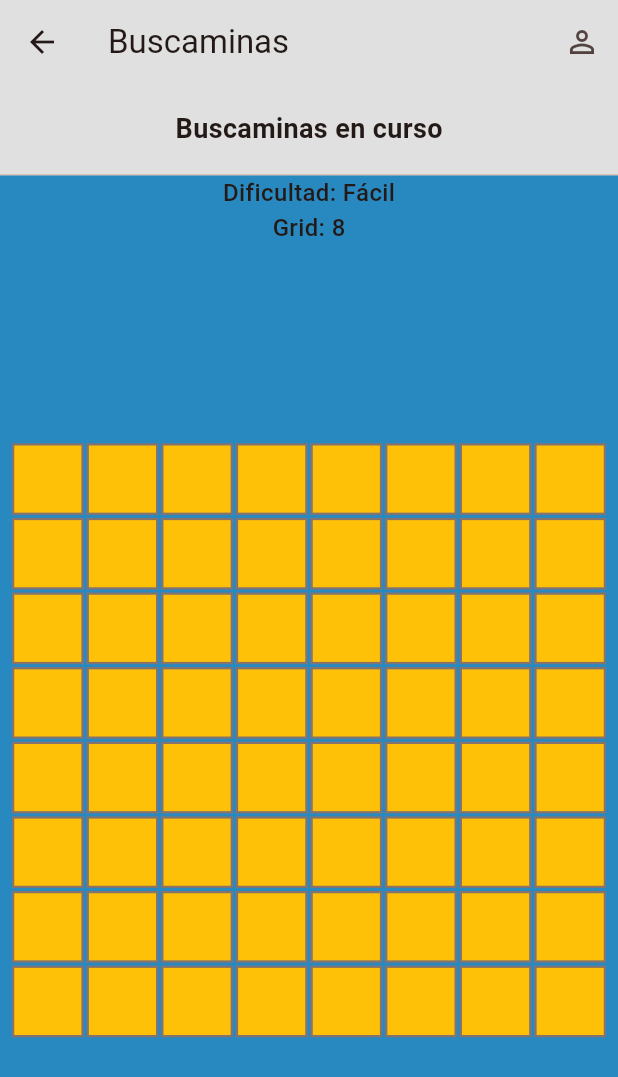
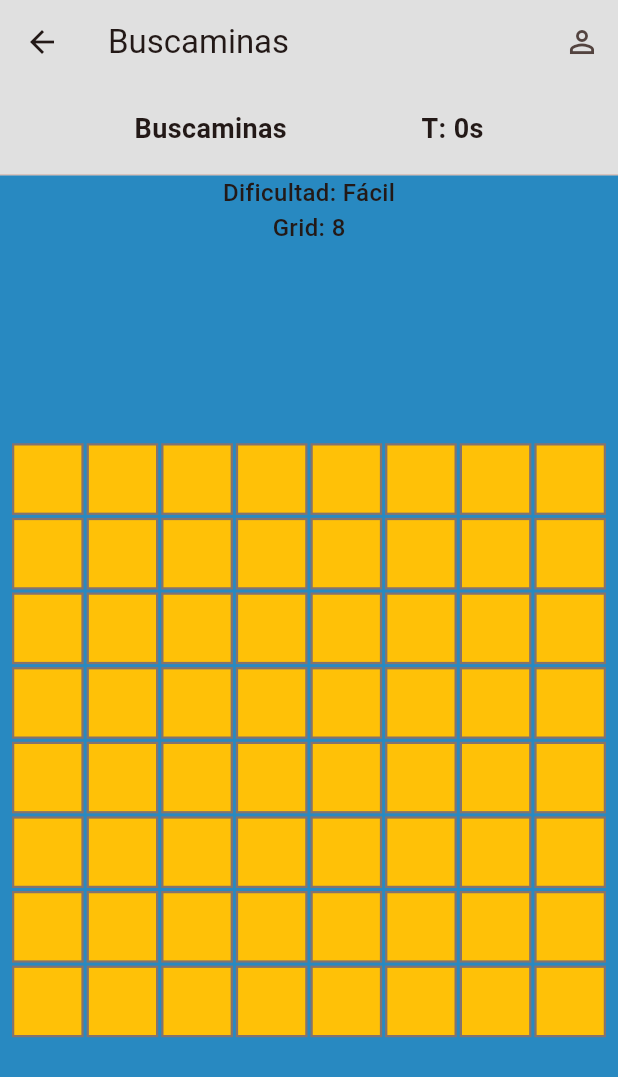
Before and after one commit to DavidMarvel-2409/3479A321_2021479302, a Flutter app: the MinesweeperScreen screen opened by its route, on a phone screen of 412 x 824 dp. Shown: the top 1077 px of the screen. Run offline on Flutter 3.47's test engine with Material 3 defaults, Android fonts, the phone set to English and light mode, and no system bars; our stand-ins replace logger, shared_preferences; accounts and stored records are empty.

Commit message:
Implementa temporizador y mejoras visuales del juego

```diff
--- a/lib/models/cell_model.dart
+++ b/lib/models/cell_model.dart
@@ -3,12 +3,12 @@ class CellModel {
   bool isBomb;
   bool isRevealed;
   bool isFlagged;
-  int adjacentBombs;
+  int adjacentMines;
   CellModel({
     required this.index,
     this.isBomb = false,
     this.isRevealed = false,
     this.isFlagged = false,
-    this.adjacentBombs = 0,
+    this.adjacentMines = 0,
   });
 }
--- a/lib/ui/screens/minesweeper_screen.dart
+++ b/lib/ui/screens/minesweeper_screen.dart
@@ -63,9 +63,24 @@ class MinesweeperScreen extends StatelessWidget {
               height: 60,
               color: Colors.grey[300],
               child: Center(
-                child: Text(
-                  viewModel.isGameOver ? 'GAME OVER' : 'Buscaminas en curso',
-                  style: TextStyle(fontWeight: FontWeight.bold, fontSize: 18),
+                child: Row(
+                  mainAxisAlignment: MainAxisAlignment.spaceEvenly,
+                  children: [
+                    Text(
+                      viewModel.isGameOver ? 'GAME OVER' : 'Buscaminas',
+                      style: const TextStyle(
+                        fontWeight: FontWeight.bold,
+                        fontSize: 18,
+                      ),
+                    ),
+                    Text(
+                      'T: ${viewModel.secondsElapsed}s',
+                      style: const TextStyle(
+                        fontSize: 18,
+                        fontWeight: FontWeight.bold,
+                      ),
+                    ),
+                  ],
                 ),
               ),
             ),
--- a/lib/ui/widgets/mine_cell.dart
+++ b/lib/ui/widgets/mine_cell.dart
@@ -22,11 +22,11 @@ class MineCell extends StatelessWidget {
     }
 
     return Text(
-      cell.adjacentBombs == 0 ? '' : '${cell.adjacentBombs}',
-      style: const TextStyle(
+      cell.adjacentMines == 0 ? '' : '${cell.adjacentMines}',
+      style: TextStyle(
         fontWeight: FontWeight.bold,
         fontSize: 20,
-        color: Colors.blueGrey,
+        color: _numberColor(cell.adjacentMines),
       ),
     );
   }
@@ -49,4 +49,26 @@ class MineCell extends StatelessWidget {
       ),
     );
   }
+
+  Color _numberColor(int number) {
+    switch (number) {
+      case 1:
+        return Colors.blue;
+
+      case 2:
+        return Colors.green;
+
+      case 3:
+        return Colors.red;
+
+      case 4:
+        return Colors.purple;
+
+      case 5:
+        return Colors.orange;
+
+      default:
+        return Colors.black;
+    }
+  }
 }
--- a/lib/viewmodels/game_view_model.dart
+++ b/lib/viewmodels/game_view_model.dart
@@ -72,7 +72,7 @@ class GameViewModel extends ChangeNotifier {
           bombCount++;
         }
       }
-      _cells[i].adjacentBombs = bombCount;
+      _cells[i].adjacentMines = bombCount;
     }
   }
 
@@ -106,7 +106,7 @@ class GameViewModel extends ChangeNotifier {
 
     _cells[index].isRevealed = true;
 
-    if (_cells[index].adjacentBombs > 0) return;
+    if (_cells[index].adjacentMines > 0) return;
 
     List<int> neighbors = _getNeighbors(index);
 
```
